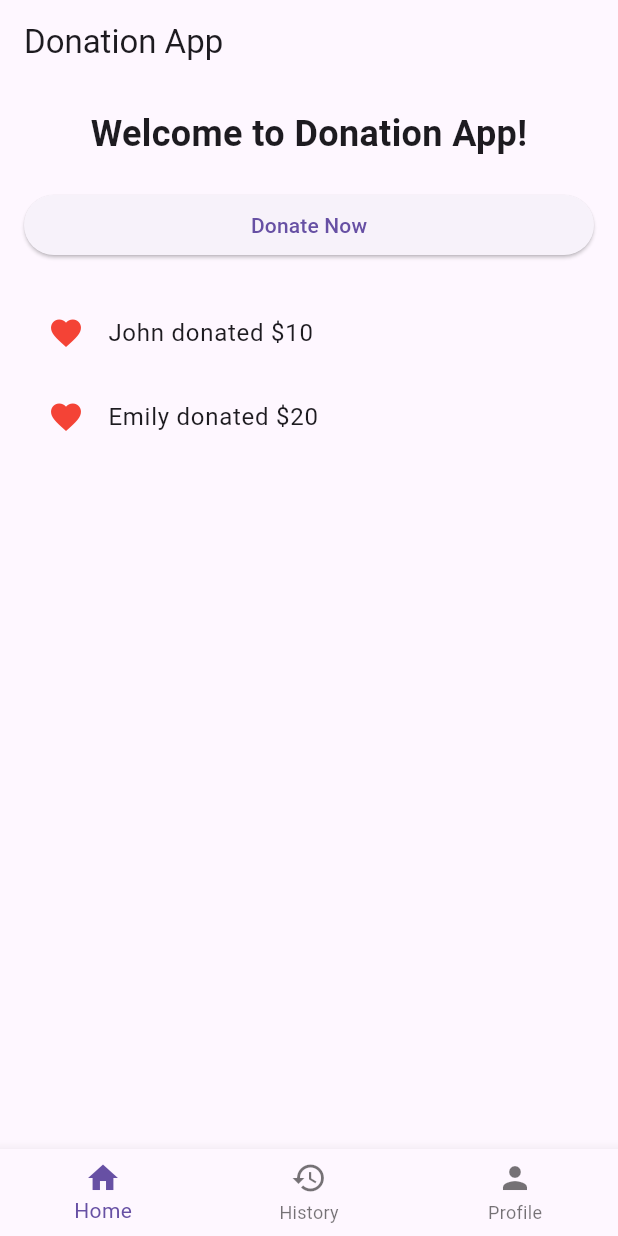
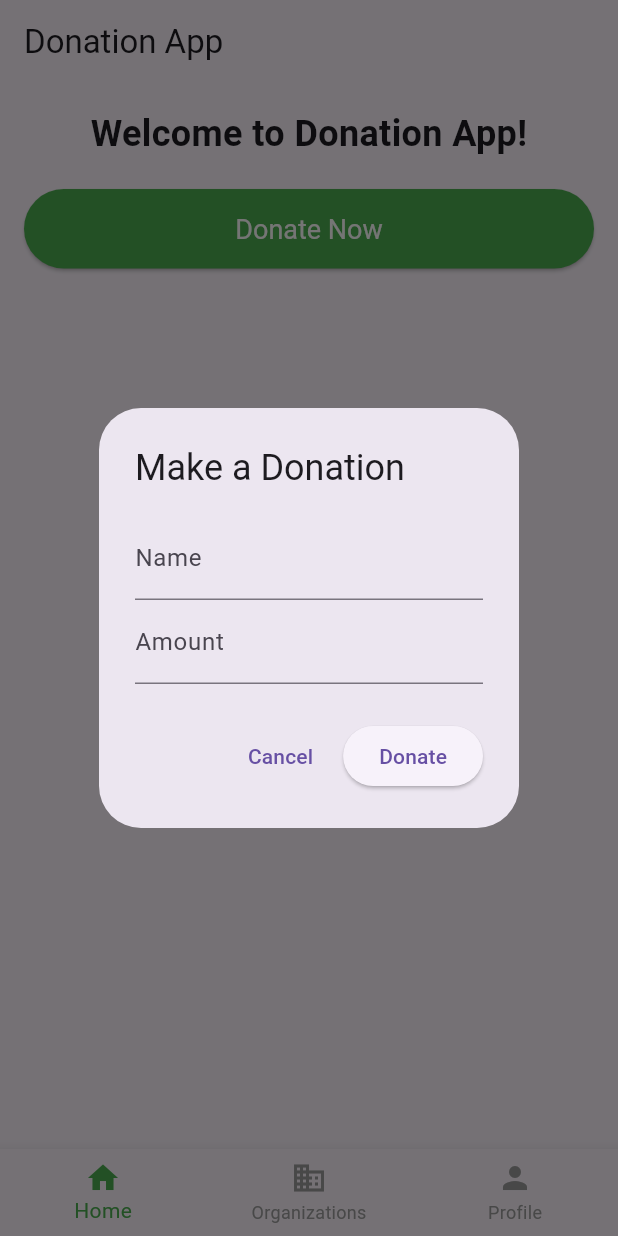
Before and after one commit to teknikkos/4good, a Flutter app: the screen it shows after launch, after a tap on "Donate Now", on a phone screen of 412 x 824 dp. Run offline on Flutter 3.47's test engine with Material 3 defaults, Android fonts, the light colour scheme and no system bars.

Commit message:
chore: created functions and started ui/ux

```diff
--- a/donation_application_mockup/lib/homepage/homepage.dart
+++ /dev/null
@@ -1,81 +0,0 @@
-import 'package:flutter/material.dart';
-
-void main() {
-  runApp(DonationApp());
-}
-
-class DonationApp extends StatelessWidget {
-  @override
-  Widget build(BuildContext context) {
-    return MaterialApp(
-      title: 'Donation App',
-      theme: ThemeData(
-        primarySwatch: Colors.blue,
-      ),
-      home: HomePage(),
-    );
-  }
-}
-
-class HomePage extends StatelessWidget {
-  @override
-  Widget build(BuildContext context) {
-    return Scaffold(
-      appBar: AppBar(
-        title: Text('Donation App'),
-      ),
-      body: Padding(
-        padding: EdgeInsets.all(16.0),
-        child: Column(
-          crossAxisAlignment: CrossAxisAlignment.stretch,
-          children: [
-            Text(
-              'Welcome to Donation App!',
-              style: TextStyle(fontSize: 24, fontWeight: FontWeight.bold),
-              textAlign: TextAlign.center,
-            ),
-            SizedBox(height: 20),
-            ElevatedButton(
-              onPressed: () {
-                // TODO: Add donation functionality
-              },
-              child: Text('Donate Now'),
-            ),
-            SizedBox(height: 20),
-            Expanded(
-              child: ListView(
-                children: [
-                  ListTile(
-                    leading: Icon(Icons.favorite, color: Colors.red),
-                    title: Text('John donated \$10'),
-                  ),
-                  ListTile(
-                    leading: Icon(Icons.favorite, color: Colors.red),
-                    title: Text('Emily donated \$20'),
-                  ),
-                  // Add more donations here
-                ],
-              ),
-            ),
-          ],
-        ),
-      ),
-      bottomNavigationBar: BottomNavigationBar(
-        items: [
-          BottomNavigationBarItem(
-            icon: Icon(Icons.home),
-            label: 'Home',
-          ),
-          BottomNavigationBarItem(
-            icon: Icon(Icons.history),
-            label: 'History',
-          ),
-          BottomNavigationBarItem(
-            icon: Icon(Icons.person),
-            label: 'Profile',
-          ),
-        ],
-      ),
-    );
-  }
-}
--- a/donation_application_mockup/lib/main.dart
+++ b/donation_application_mockup/lib/main.dart
@@ -1,5 +1,5 @@
 import 'package:flutter/material.dart';
-import 'homepage/homepage.dart'; // Import the homepage
+import 'screens/homepage.dart'; // Import the homepage
 
 void main() {
   runApp(DonationApp());
--- /dev/null
+++ b/donation_application_mockup/lib/screens/homepage.dart
@@ -0,0 +1,185 @@
+import 'package:flutter/material.dart';
+import '../widgets/donation_form.dart';
+
+class HomePage extends StatefulWidget {
+  @override
+  _HomePageState createState() => _HomePageState();
+}
+
+class _HomePageState extends State<HomePage> {
+  int _selectedIndex = 0;
+
+  final List<Widget> _pages = [
+    HomeScreen(),
+    OrganizationsScreen(), // Now using "Organizations"
+    ProfileScreen(),
+  ];
+
+  void _onItemTapped(int index) {
+    setState(() {
+      _selectedIndex = index;
+    });
+  }
+
+  @override
+  Widget build(BuildContext context) {
+    return Scaffold(
+      body: _pages[_selectedIndex],
+      bottomNavigationBar: BottomNavigationBar(
+        currentIndex: _selectedIndex,
+        onTap: _onItemTapped,
+        selectedItemColor: Colors.green, // Active tab color
+        unselectedItemColor: Colors.grey, // Inactive tab color
+        showUnselectedLabels: true, // Ensures labels show for all tabs
+        items: [
+          BottomNavigationBarItem(icon: Icon(Icons.home), label: 'Home'),
+          BottomNavigationBarItem(icon: Icon(Icons.business), label: 'Organizations'),
+          BottomNavigationBarItem(icon: Icon(Icons.person), label: 'Profile'),
+        ],
+      ),
+    );
+  }
+}
+
+// 🏠 Home Screen
+class HomeScreen extends StatefulWidget {
+  @override
+  _HomeScreenState createState() => _HomeScreenState();
+}
+
+class _HomeScreenState extends State<HomeScreen> {
+  List<String> donations = [];
+
+  void addDonation(String name, double amount) {
+    setState(() {
+      donations.add('$name donated \$${amount.toStringAsFixed(2)}');
+    });
+  }
+
+  @override
+  Widget build(BuildContext context) {
+    return Scaffold(
+      appBar: AppBar(title: Text('Donation App')),
+      body: Padding(
+        padding: EdgeInsets.all(16.0),
+        child: Column(
+          crossAxisAlignment: CrossAxisAlignment.stretch,
+          children: [
+            Text(
+              'Welcome to Donation App!',
+              style: TextStyle(fontSize: 24, fontWeight: FontWeight.bold),
+              textAlign: TextAlign.center,
+            ),
+            SizedBox(height: 20),
+            ElevatedButton(
+              onPressed: () {
+                showDialog(
+                  context: context,
+                  builder: (context) => DonationForm(onSubmit: (name, amount) {
+                    addDonation(name, amount);
+                    Navigator.pop(context);
+                  }),
+                );
+              },
+              style: ElevatedButton.styleFrom(
+                backgroundColor: Colors.green,
+                foregroundColor: Colors.white,
+                padding: EdgeInsets.symmetric(vertical: 16.0),
+                textStyle: TextStyle(fontSize: 18),
+              ),
+              child: Text('Donate Now'),
+            ),
+            SizedBox(height: 20),
+            Expanded(
+              child: ListView(
+                children: donations
+                    .map((donation) => ListTile(
+                          leading: Icon(Icons.favorite, color: Colors.red),
+                          title: Text(donation),
+                        ))
+                    .toList(),
+              ),
+            ),
+          ],
+        ),
+      ),
+    );
+  }
+}
+
+// 🏢 Organizations You Are Donating To
+class OrganizationsScreen extends StatelessWidget {
+  final List<String> organizations = [
+    'Greenwood Orphanage',
+    'Hope Community School',
+    'Elderly Care Center',
+    'Food Bank Foundation',
+  ];
+
+  @override
+  Widget build(BuildContext context) {
+    return Scaffold(
+      appBar: AppBar(title: Text('Organizations')),
+      body: ListView.builder(
+        padding: EdgeInsets.all(16.0),
+        itemCount: organizations.length,
+        itemBuilder: (context, index) {
+          return Card(
+            child: ListTile(
+              leading: Icon(Icons.business, color: Colors.blue),
+              title: Text(organizations[index]),
+              trailing: ElevatedButton(
+                onPressed: () {
+                  // TODO: Implement donation functionality
+                },
+                child: Text('Donate'),
+              ),
+            ),
+          );
+        },
+      ),
+    );
+  }
+}
+
+// 👤 Profile Screen (with Donation History)
+class ProfileScreen extends StatelessWidget {
+  final List<String> donationHistory = [
+    'You donated \$10 to Greenwood Orphanage',
+    'You donated \$20 to Elderly Care Center',
+  ];
+
+  @override
+  Widget build(BuildContext context) {
+    return Scaffold(
+      appBar: AppBar(title: Text('Profile')),
+      body: Padding(
+        padding: EdgeInsets.all(16.0),
+        child: Column(
+          crossAxisAlignment: CrossAxisAlignment.start,
+          children: [
+            Text(
+              'User Profile',
+              style: TextStyle(fontSize: 24, fontWeight: FontWeight.bold),
+            ),
+            SizedBox(height: 20),
+            Text(
+              'Donation History',
+              style: TextStyle(fontSize: 20, fontWeight: FontWeight.bold),
+            ),
+            Expanded(
+              child: ListView(
+                children: donationHistory
+                    .map((donation) => ListTile(
+                          leading: Icon(Icons.history, color: Colors.orange),
+                          title: Text(donation),
+                        ))
+                    .toList(),
+              ),
+            ),
+          ],
+        ),
+      ),
+    );
+  }
+}
--- /dev/null
+++ b/donation_application_mockup/lib/widgets/donation_form.dart
@@ -0,0 +1,58 @@
+import 'package:flutter/material.dart';
+
+class DonationForm extends StatefulWidget {
+  final Function(String, double) onSubmit;
+
+  DonationForm({required this.onSubmit});
+
+  @override
+  _DonationFormState createState() => _DonationFormState();
+}
+
+class _DonationFormState extends State<DonationForm> {
+  final _formKey = GlobalKey<FormState>();
+  String _name = '';
+  double _amount = 0;
+
+  @override
+  Widget build(BuildContext context) {
+    return AlertDialog(
+      title: Text('Make a Donation'),
+      content: Form(
+        key: _formKey,
+        child: Column(
+          mainAxisSize: MainAxisSize.min,
+          children: [
+            TextFormField(
+              decoration: InputDecoration(labelText: 'Name'),
+              onChanged: (value) => _name = value,
+              validator: (value) => value!.isEmpty ? 'Enter your name' : null,
+            ),
+            TextFormField(
+              decoration: InputDecoration(labelText: 'Amount'),
+              keyboardType: TextInputType.number,
+              onChanged: (value) => _amount = double.tryParse(value) ?? 0,
+              validator: (value) => (double.tryParse(value!) ?? 0) > 0
+                  ? null
+                  : 'Enter a valid amount',
+            ),
+          ],
+        ),
+      ),
+      actions: [
+        TextButton(
+          onPressed: () => Navigator.pop(context),
+          child: Text('Cancel'),
+        ),
+        ElevatedButton(
+          onPressed: () {
+            if (_formKey.currentState!.validate()) {
+              widget.onSubmit(_name, _amount);
+            }
+          },
+          child: Text('Donate'),
+        ),
+      ],
+    );
+  }
+}
```
Also changed, not shown: donation_application_mockup/lib/models/donation.dart (added).
